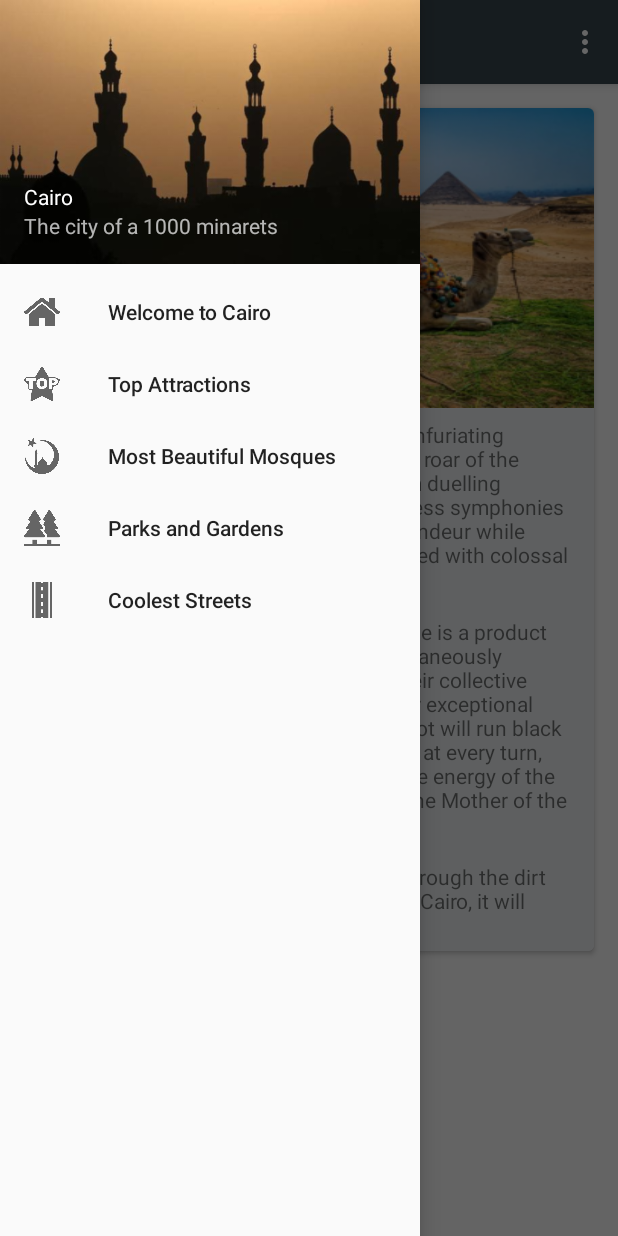
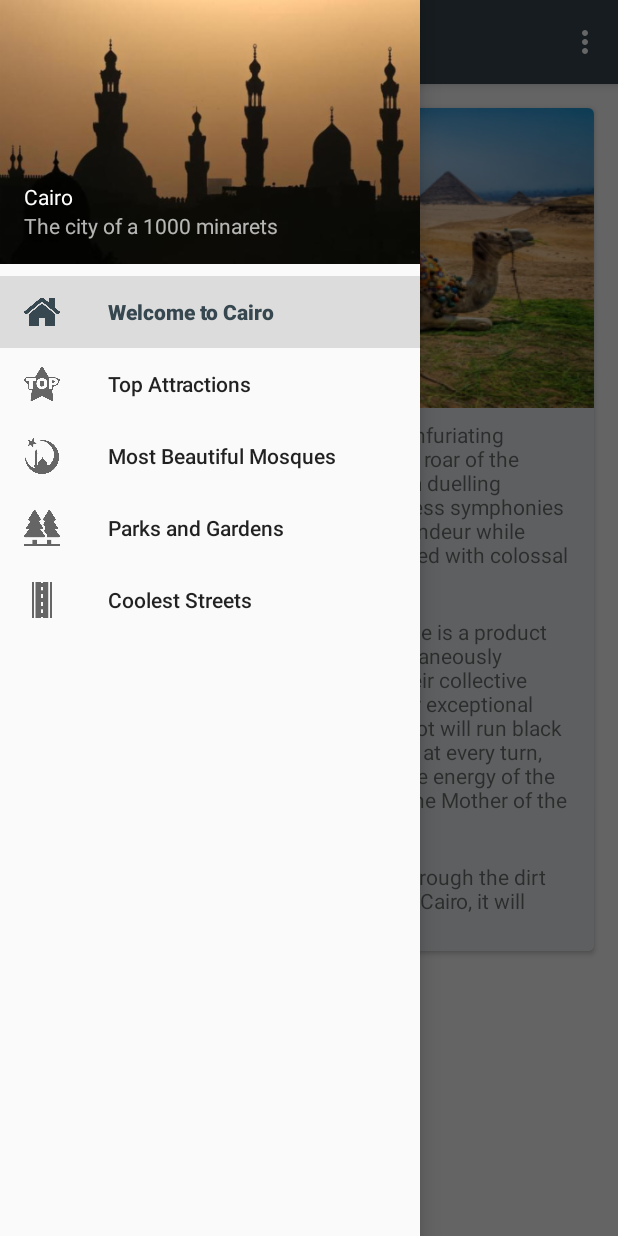
Before and after one commit to HossamHassan47/TourGuide, an Android app: the screen it shows after launch (MainActivity), with the side drawer open, on a phone screen of 412 x 824 dp. Run offline under Robolectric (Android 15) with nearby library versions, the phone set to English and light mode, and no system bars.

Commit message:
Finalize App

```diff
--- a/app/src/main/java/com/wordpress/hossamhassan47/tourguide/activities/MainActivity.java
+++ b/app/src/main/java/com/wordpress/hossamhassan47/tourguide/activities/MainActivity.java
@@ -22,6 +22,11 @@ import com.wordpress.hossamhassan47.tourguide.fragments.MosquesFragment;
 import com.wordpress.hossamhassan47.tourguide.fragments.ParksFragment;
 import com.wordpress.hossamhassan47.tourguide.fragments.StreetsFragment;
 
+/**
+ * Main Activity that used as a container for different fragments
+ * i.e. Home, Attractions, Mosques, Parks, Streets fragments
+ *
+ */
 public class MainActivity extends AppCompatActivity
         implements NavigationView.OnNavigationItemSelectedListener {
 
@@ -34,10 +39,6 @@ public class MainActivity extends AppCompatActivity
         Toolbar toolbar = (Toolbar) findViewById(R.id.toolbar);
         setSupportActionBar(toolbar);
 
-        setTitle(R.string.nav_item_home);
-        fragment = new HomeFragment();
-        getSupportFragmentManager().beginTransaction().replace(R.id.flContent, fragment).commit();
-
         DrawerLayout drawer = (DrawerLayout) findViewById(R.id.drawer_layout);
         ActionBarDrawerToggle toggle = new ActionBarDrawerToggle(
                 this, drawer, toolbar, R.string.navigation_drawer_open, R.string.navigation_drawer_close);
@@ -46,6 +47,12 @@ public class MainActivity extends AppCompatActivity
 
         NavigationView navigationView = (NavigationView) findViewById(R.id.nav_view);
         navigationView.setNavigationItemSelectedListener(this);
+
+        // Display home fragment by default
+        navigationView.getMenu().getItem(0).setChecked(true);
+        setTitle(R.string.nav_item_home);
+        fragment = new HomeFragment();
+        getSupportFragmentManager().beginTransaction().replace(R.id.flContent, fragment).commit();
     }
 
     @Override
--- a/app/src/main/java/com/wordpress/hossamhassan47/tourguide/adapters/AttractionAdapter.java
+++ b/app/src/main/java/com/wordpress/hossamhassan47/tourguide/adapters/AttractionAdapter.java
@@ -15,6 +15,11 @@ import com.wordpress.hossamhassan47.tourguide.model.Attraction;
 
 import java.util.List;
 
+/**
+ * Attraction Custom Adapter that used to list attraction location details
+ * i.e. Image, Title, Description, Open Hours, and Direction
+ *
+ */
 public class AttractionAdapter extends RecyclerView.Adapter<AttractionAdapter.MyViewHolder> {
     private Context mContext;
     private List<Attraction> attractions;
--- a/app/src/main/java/com/wordpress/hossamhassan47/tourguide/fragments/AttractionsFragment.java
+++ b/app/src/main/java/com/wordpress/hossamhassan47/tourguide/fragments/AttractionsFragment.java
@@ -16,6 +16,10 @@ import com.wordpress.hossamhassan47.tourguide.model.Attraction;
 import java.util.ArrayList;
 import java.util.List;
 
+/**
+ * Fragment that used to display Top Attraction locations
+ *
+ */
 public class AttractionsFragment extends Fragment {
     private RecyclerView recyclerView;
     private AttractionAdapter adapter;
--- a/app/src/main/java/com/wordpress/hossamhassan47/tourguide/fragments/HomeFragment.java
+++ b/app/src/main/java/com/wordpress/hossamhassan47/tourguide/fragments/HomeFragment.java
@@ -8,6 +8,10 @@ import android.view.ViewGroup;
 
 import com.wordpress.hossamhassan47.tourguide.R;
 
+/**
+ * Fragment that used to display Welcome message
+ *
+ */
 public class HomeFragment extends Fragment {
 
     public HomeFragment() {
--- a/app/src/main/java/com/wordpress/hossamhassan47/tourguide/fragments/MosquesFragment.java
+++ b/app/src/main/java/com/wordpress/hossamhassan47/tourguide/fragments/MosquesFragment.java
@@ -16,6 +16,10 @@ import com.wordpress.hossamhassan47.tourguide.model.Attraction;
 import java.util.ArrayList;
 import java.util.List;
 
+/**
+ * Fragment that used to display Most Beautiful Mosques
+ *
+ */
 public class MosquesFragment extends Fragment {
 
     private RecyclerView recyclerView;
--- a/app/src/main/java/com/wordpress/hossamhassan47/tourguide/fragments/ParksFragment.java
+++ b/app/src/main/java/com/wordpress/hossamhassan47/tourguide/fragments/ParksFragment.java
@@ -16,6 +16,10 @@ import com.wordpress.hossamhassan47.tourguide.model.Attraction;
 import java.util.ArrayList;
 import java.util.List;
 
+/**
+ * Fragment that used to display National Parks and Gardens
+ *
+ */
 public class ParksFragment extends Fragment {
 
     private RecyclerView recyclerView;
--- a/app/src/main/java/com/wordpress/hossamhassan47/tourguide/fragments/StreetsFragment.java
+++ b/app/src/main/java/com/wordpress/hossamhassan47/tourguide/fragments/StreetsFragment.java
@@ -16,6 +16,10 @@ import com.wordpress.hossamhassan47.tourguide.model.Attraction;
 import java.util.ArrayList;
 import java.util.List;
 
+/**
+ * Fragment that used to display Coolest Streets
+ *
+ */
 public class StreetsFragment extends Fragment {
     private RecyclerView recyclerView;
     private AttractionAdapter adapter;
--- a/app/src/main/java/com/wordpress/hossamhassan47/tourguide/model/Attraction.java
+++ b/app/src/main/java/com/wordpress/hossamhassan47/tourguide/model/Attraction.java
@@ -1,5 +1,9 @@
 package com.wordpress.hossamhassan47.tourguide.model;
 
+/**
+ * Model Class to hold location data i.e Top Attractions, Mosques, Parks, Streets
+ *
+ */
 public class Attraction {
     private String title;
     private String description;
```
